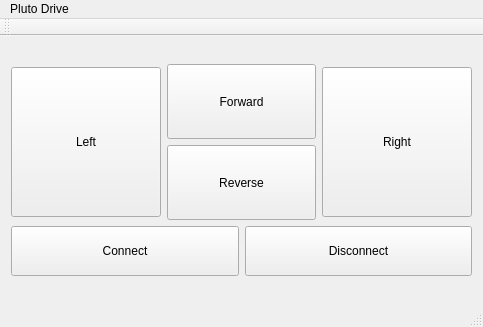
This is labs/RoboteqGui/mainwindow.ui in SiChiTong/Pluto as Qt 5 draws it before an edit. The edited form follows.
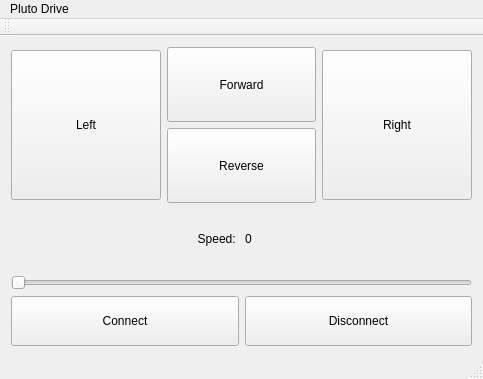
This is the edited form.

Commit message: Correct left/right in motor control lab

```diff
--- a/labs/RoboteqGui/mainwindow.ui
+++ b/labs/RoboteqGui/mainwindow.ui
@@ -7,7 +7,7 @@
     <x>0</x>
     <y>0</y>
     <width>483</width>
-    <height>327</height>
+    <height>379</height>
    </rect>
   </property>
   <property name="windowTitle">
@@ -77,6 +77,37 @@
         </item>
        </layout>
       </item>
+      <item>
+       <layout class="QHBoxLayout" name="horizontalLayout_3">
+        <item>
+         <widget class="QLabel" name="label_2">
+          <property name="text">
+           <string>Speed: </string>
+          </property>
+          <property name="alignment">
+           <set>Qt::AlignRight|Qt::AlignTrailing|Qt::AlignVCenter</set>
+          </property>
+         </widget>
+        </item>
+        <item>
+         <widget class="QLabel" name="label_speed">
+          <property name="text">
+           <string>0</string>
+          </property>
+         </widget>
+        </item>
+       </layout>
+      </item>
+      <item>
+       <widget class="QSlider" name="slider_speed">
+        <property name="maximum">
+         <number>1000</number>
+        </property>
+        <property name="orientation">
+         <enum>Qt::Horizontal</enum>
+        </property>
+       </widget>
+      </item>
       <item>
        <layout class="QHBoxLayout" name="horizontalLayout_2">
         <item>
```
The commit also changes 3 other files.
